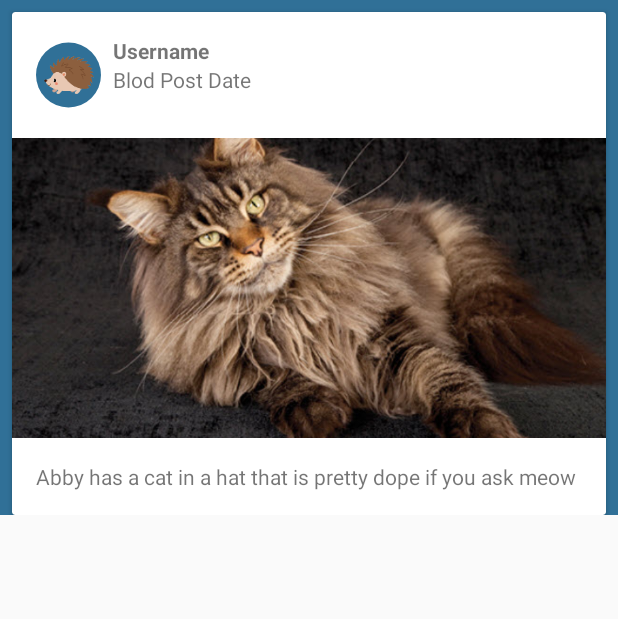
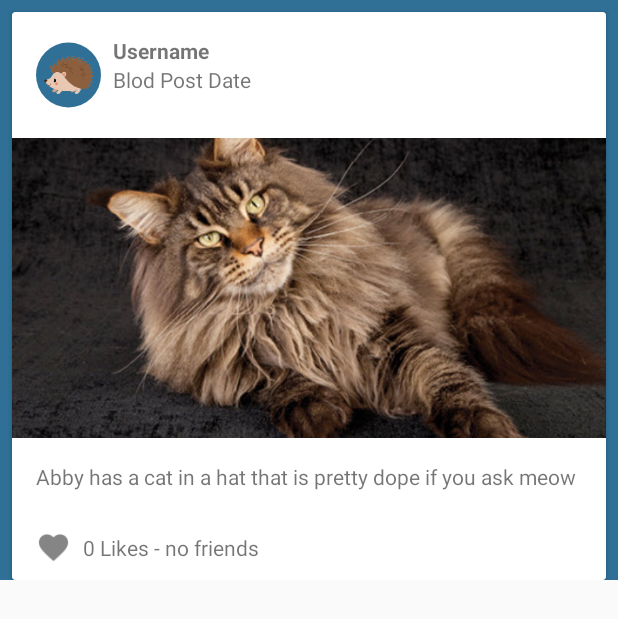
Before and after one commit to majidaziz/PiperBlog, an Android app: the layout blog_list_item.xml on its own in the app's theme, with its tools: preview values and no code run, on a phone screen of 412 x 824 dp. Shown: the top 619 px of the screen. Run offline under Robolectric (Android 15) with nearby library versions, the phone set to English and light mode, and no system bars.

Commit message:
things should work now

```diff
--- a/app/src/main/java/com/example/cuadmin/testblog/BlogPost.java
+++ b/app/src/main/java/com/example/cuadmin/testblog/BlogPost.java
@@ -3,7 +3,7 @@ package com.example.cuadmin.testblog;
 
 import java.util.Date;
 
-public class BlogPost
+public class BlogPost extends BlogPostId
 {
 
     public String user_id, image_url, desc, image_thumb;
--- a/app/src/main/res/layout/blog_list_item.xml
+++ b/app/src/main/res/layout/blog_list_item.xml
@@ -3,8 +3,8 @@
     xmlns:app="http://schemas.android.com/apk/res-auto"
     xmlns:tools="http://schemas.android.com/tools"
     android:layout_width="match_parent"
-    android:background="@color/colorPrimary"
-    android:layout_height="wrap_content">
+    android:layout_height="wrap_content"
+    android:background="@color/colorPrimary">
 
     <android.support.v7.widget.CardView
         android:id="@+id/main_blog_post"
@@ -21,6 +21,18 @@
             android:layout_width="match_parent"
             android:layout_height="wrap_content">
 
+
+            <ImageView
+                android:id="@+id/blog_like_btn"
+                android:layout_width="23dp"
+                android:layout_height="27dp"
+                android:layout_marginStart="16dp"
+                android:layout_marginTop="24dp"
+                android:layout_marginBottom="8dp"
+                app:layout_constraintBottom_toBottomOf="parent"
+                app:layout_constraintStart_toStartOf="parent"
+                app:layout_constraintTop_toBottomOf="@+id/blog_desc"
+                app:srcCompat="@drawable/ic_heart" />
 
             <de.hdodenhof.circleimageview.CircleImageView
                 android:id="@+id/blog_user_image"
@@ -70,12 +82,22 @@
                 android:layout_marginStart="16dp"
                 android:layout_marginTop="16dp"
                 android:layout_marginEnd="16dp"
-                android:layout_marginBottom="16dp"
                 android:text="Abby has a cat in a hat that is pretty dope if you ask meow"
-                app:layout_constraintBottom_toBottomOf="parent"
                 app:layout_constraintEnd_toEndOf="parent"
                 app:layout_constraintStart_toStartOf="parent"
                 app:layout_constraintTop_toBottomOf="@+id/blog_image" />
+
+            <TextView
+                android:id="@+id/blog_like_count"
+                android:layout_width="wrap_content"
+                android:layout_height="wrap_content"
+                android:layout_marginStart="8dp"
+                android:layout_marginTop="24dp"
+                android:layout_marginBottom="8dp"
+                android:text="0 Likes - no friends"
+                app:layout_constraintBottom_toBottomOf="parent"
+                app:layout_constraintStart_toEndOf="@+id/blog_like_btn"
+                app:layout_constraintTop_toBottomOf="@+id/blog_desc" />
 
         </android.support.constraint.ConstraintLayout>
 
```
Also changed, not shown: app/src/main/java/com/example/cuadmin/testblog/BlogPostId.java (added, +16 -0 lines), app/src/main/java/com/example/cuadmin/testblog/BlogRecyclerAdapter.java (+72 -3 lines), app/src/main/java/com/example/cuadmin/testblog/HomeFragment.java (+14 -10 lines), app/src/main/res/drawable-hdpi/ic_heart.png (added), app/src/main/res/drawable-mdpi/ic_heart.png (added), app/src/main/res/drawable-xhdpi/ic_heart.png (added), app/src/main/res/drawable-xxhdpi/ic_heart.png (added), app/src/main/res/drawable-xxxhdpi/ic_heart.png (added), 1 other file.
